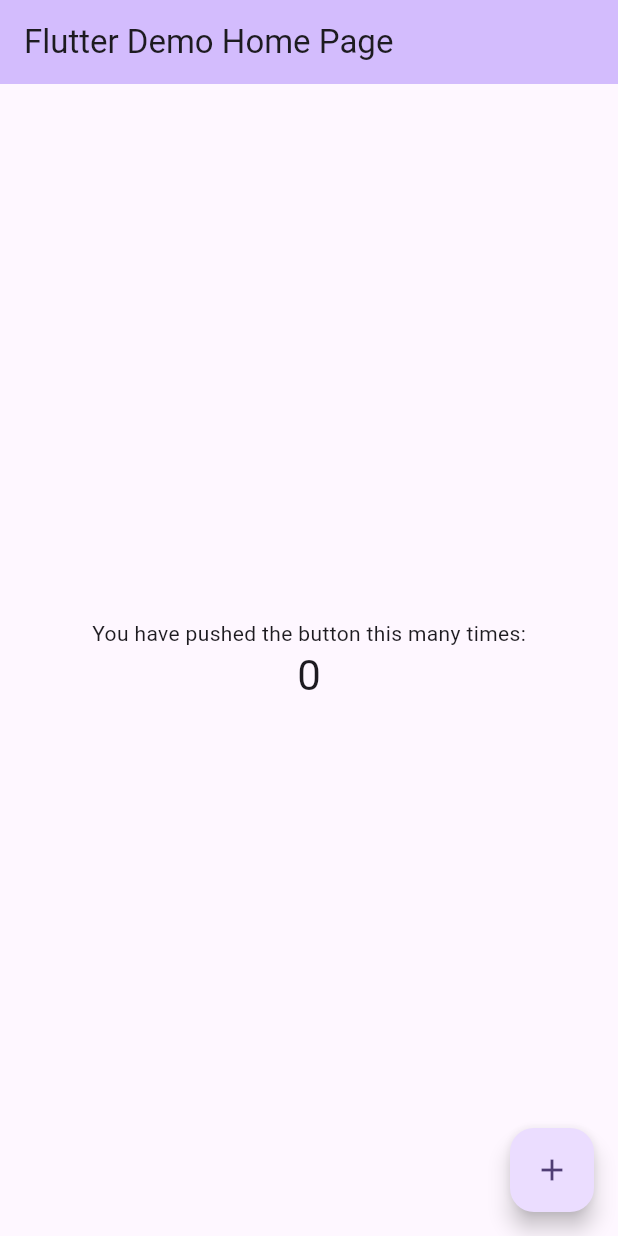
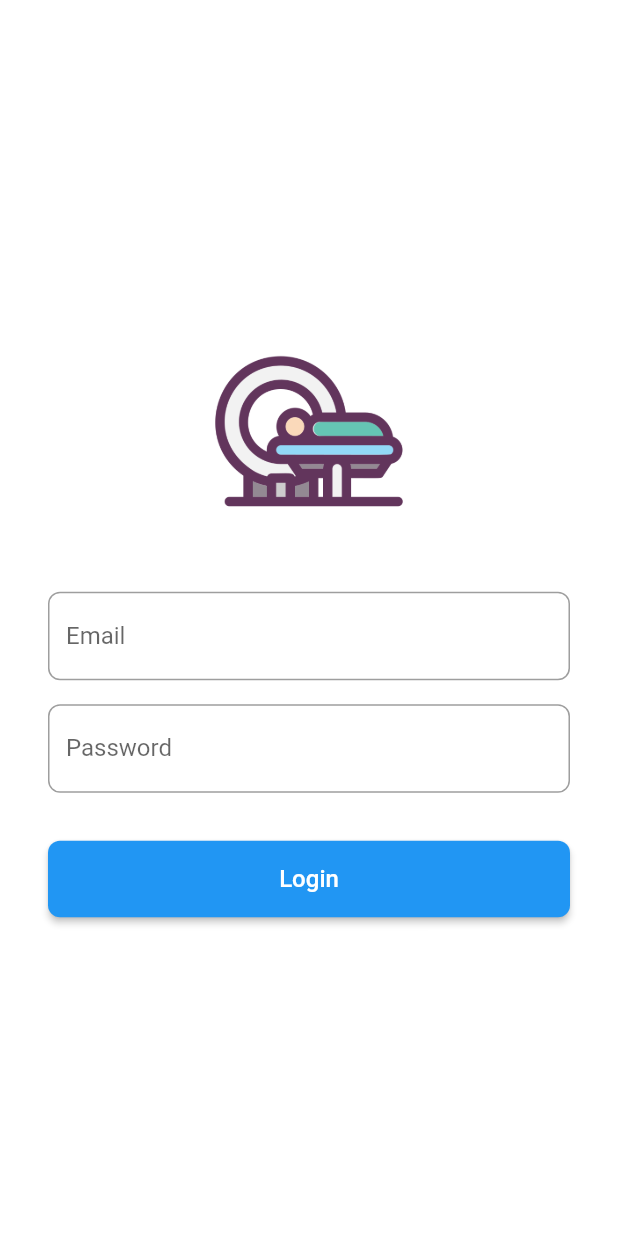
Before and after one commit to mknishad/aaa-android, a Flutter app: the screen it shows after launch, on a phone screen of 412 x 824 dp. Run offline on Flutter 3.47's test engine with Material 2 defaults, Android fonts, the phone set to English and light mode, and no system bars.

Commit message:
Add login and home screens

```diff
--- a/lib/main.dart
+++ b/lib/main.dart
@@ -1,3 +1,4 @@
+import 'package:aaa/screens/login_screen.dart';
 import 'package:flutter/material.dart';
 
 void main() {
@@ -11,7 +12,7 @@ class MyApp extends StatelessWidget {
   @override
   Widget build(BuildContext context) {
     return MaterialApp(
-      title: 'Flutter Demo',
+      /*title: 'AAA',
       theme: ThemeData(
         // This is the theme of your application.
         //
@@ -28,98 +29,10 @@ class MyApp extends StatelessWidget {
         //
         // This works for code too, not just values: Most code changes can be
         // tested with just a hot reload.
-        colorScheme: ColorScheme.fromSeed(seedColor: Colors.deepPurple),
+        colorScheme: ColorScheme.fromSeed(seedColor: Colors.teal),
         useMaterial3: true,
-      ),
-      home: const MyHomePage(title: 'Flutter Demo Home Page'),
+      ),*/
+      home: LoginScreen(),
     );
   }
 }
-
-class MyHomePage extends StatefulWidget {
-  const MyHomePage({super.key, required this.title});
-
-  // This widget is the home page of your application. It is stateful, meaning
-  // that it has a State object (defined below) that contains fields that affect
-  // how it looks.
-
-  // This class is the configuration for the state. It holds the values (in this
-  // case the title) provided by the parent (in this case the App widget) and
-  // used by the build method of the State. Fields in a Widget subclass are
-  // always marked "final".
-
-  final String title;
-
-  @override
-  State<MyHomePage> createState() => _MyHomePageState();
-}
-
-class _MyHomePageState extends State<MyHomePage> {
-  int _counter = 0;
-
-  void _incrementCounter() {
-    setState(() {
-      // This call to setState tells the Flutter framework that something has
-      // changed in this State, which causes it to rerun the build method below
-      // so that the display can reflect the updated values. If we changed
-      // _counter without calling setState(), then the build method would not be
-      // called again, and so nothing would appear to happen.
-      _counter++;
-    });
-  }
-
-  @override
-  Widget build(BuildContext context) {
-    // This method is rerun every time setState is called, for instance as done
-    // by the _incrementCounter method above.
-    //
-    // The Flutter framework has been optimized to make rerunning build methods
-    // fast, so that you can just rebuild anything that needs updating rather
-    // than having to individually change instances of widgets.
-    return Scaffold(
-      appBar: AppBar(
-        // TRY THIS: Try changing the color here to a specific color (to
-        // Colors.amber, perhaps?) and trigger a hot reload to see the AppBar
-        // change color while the other colors stay the same.
-        backgroundColor: Theme.of(context).colorScheme.inversePrimary,
-        // Here we take the value from the MyHomePage object that was created by
-        // the App.build method, and use it to set our appbar title.
-        title: Text(widget.title),
-      ),
-      body: Center(
-        // Center is a layout widget. It takes a single child and positions it
-        // in the middle of the parent.
-        child: Column(
-          // Column is also a layout widget. It takes a list of children and
-          // arranges them vertically. By default, it sizes itself to fit its
-          // children horizontally, and tries to be as tall as its parent.
-          //
-          // Column has various properties to control how it sizes itself and
-          // how it positions its children. Here we use mainAxisAlignment to
-          // center the children vertically; the main axis here is the vertical
-          // axis because Columns are vertical (the cross axis would be
-          // horizontal).
-          //
-          // TRY THIS: Invoke "debug painting" (choose the "Toggle Debug Paint"
-          // action in the IDE, or press "p" in the console), to see the
-          // wireframe for each widget.
-          mainAxisAlignment: MainAxisAlignment.center,
-          children: <Widget>[
-            const Text(
-              'You have pushed the button this many times:',
-            ),
-            Text(
-              '$_counter',
-              style: Theme.of(context).textTheme.headlineMedium,
-            ),
-          ],
-        ),
-      ),
-      floatingActionButton: FloatingActionButton(
-        onPressed: _incrementCounter,
-        tooltip: 'Increment',
-        child: const Icon(Icons.add),
-      ), // This trailing comma makes auto-formatting nicer for build methods.
-    );
-  }
-}
--- /dev/null
+++ b/lib/screens/login_screen.dart
@@ -0,0 +1,147 @@
+import 'package:aaa/screens/home_screen.dart';
+import 'package:flutter/material.dart';
+
+class LoginScreen extends StatefulWidget {
+  @override
+  _LoginScreenState createState() => _LoginScreenState();
+}
+
+class _LoginScreenState extends State<LoginScreen> {
+  final _formKey = GlobalKey<FormState>();
+  final _emailController = TextEditingController();
+  final _passwordController = TextEditingController();
+
+  @override
+  void dispose() {
+    _emailController.dispose();
+    _passwordController.dispose();
+    super.dispose();
+  }
+
+  @override
+  Widget build(BuildContext context) {
+    return Scaffold(
+      backgroundColor: Colors.white,
+      body: Center(
+        child: SingleChildScrollView(
+          child: Padding(
+            padding: const EdgeInsets.all(32.0),
+            child: Form(
+              key: _formKey,
+              child: Column(
+                mainAxisAlignment: MainAxisAlignment.center,
+                crossAxisAlignment: CrossAxisAlignment.stretch,
+                children: <Widget>[
+                  // Logo
+                  Image.asset(
+                    'images/mri.png', // Replace with your logo image
+                    height: 150,
+                  ),
+                  SizedBox(height: 32),
+
+                  // Email TextField
+                  TextFormField(
+                    controller: _emailController,
+                    decoration: InputDecoration(
+                      labelText: 'Email',
+                      hintText: 'Enter your email',
+                      border: OutlineInputBorder(
+                        borderRadius: BorderRadius.circular(8.0),
+                      ),
+                    ),
+                    validator: (value) {
+                      if (value == null || value.isEmpty) {
+                        return 'Please enter your email';
+                      }
+                      if (!value.contains('@')) {
+                        return 'Please enter a valid email';
+                      }
+                      return null;
+                    },
+                  ),
+                  SizedBox(height: 16),
+
+                  // Password TextField
+                  TextFormField(
+                    controller: _passwordController,
+                    obscureText: true,
+                    decoration: InputDecoration(
+                      labelText: 'Password',
+                      hintText: 'Enter your password',
+                      border: OutlineInputBorder(
+                        borderRadius: BorderRadius.circular(8.0),
+                      ),
+                    ),
+                    validator: (value) {
+                      if (value == null || value.isEmpty) {
+                        return 'Please enter your password';
+                      }
+                      return null;
+                    },
+                  ),
+                  SizedBox(height: 32),
+
+                  // Login Button
+                  ElevatedButton(
+                    onPressed: () {
+                      /*if (_formKey.currentState!.validate()) {
+                        // Process login
+                        // ...
+                      }*/
+                      Navigator.pushAndRemoveUntil(
+                        context,
+                        MaterialPageRoute(
+                          builder: (context) =>
+                              HomeScreen(), // Replace with your second screen
+                        ),
+                        (route) => false,
+                      );
+                    },
+                    style: ElevatedButton.styleFrom(
+                      /*backgroundColor: Colors.blue,
+                      padding:
+                          EdgeInsets.symmetric(horizontal: 50, vertical: 15),
+                      textStyle: TextStyle(fontSize: 18),*/
+                      shape: RoundedRectangleBorder(
+                        borderRadius: BorderRadius.circular(8.0),
+                      ),
+                    ),
+                    child: Padding(
+                      padding: const EdgeInsets.all(16.0),
+                      child: Text(
+                        'Login',
+                        style: TextStyle(fontSize: 16.0, color: Colors.white),
+                      ),
+                    ),
+                  ),
+                  //SizedBox(height: 16),
+
+                  // Forgot Password
+                  /*TextButton(
+                    onPressed: () {
+                      // Navigate to forgot password screen
+                      // ...
+                    },
+                    child: Text('Forgot Password?',
+                        style: TextStyle(color: Colors.blue)),
+                  ),
+                  SizedBox(height: 16),
+
+                  // Create Account
+                  TextButton(
+                    onPressed: () {
+                      // Navigate to create account screen
+                      // ...
+                    },
+                    child: Text('Create Account',
+                        style: TextStyle(color: Colors.blue)),
+                  ),*/
+                ],
+              ),
+            ),
+          ),
+        ),
+      ),
+    );
+  }
+}
--- a/pubspec.yaml
+++ b/pubspec.yaml
@@ -59,9 +59,8 @@ flutter:
   uses-material-design: true
 
   # To add assets to your application, add an assets section, like this:
-  # assets:
-  #   - images/a_dot_burr.jpeg
-  #   - images/a_dot_ham.jpeg
+  assets:
+    - images/
 
   # An image asset can refer to one or more resolution-specific "variants", see
   # https://flutter.dev/assets-and-images/#resolution-aware
```
Also changed, not shown: lib/screens/home_screen.dart (added, +104 -0 lines), images/mri.png (added).
